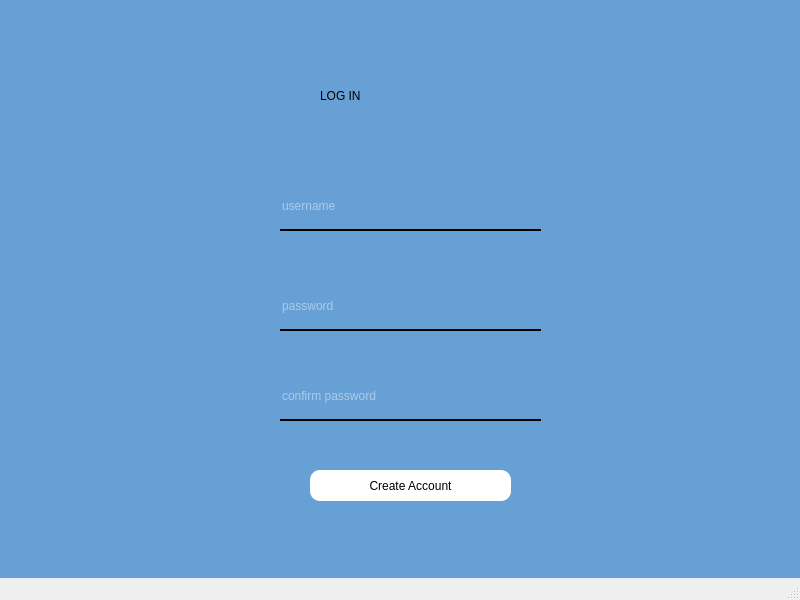
Above: Ui_Files/crew_signup.ui from edejeed/Movie-Ticketing before the change. Below: the same form after it.
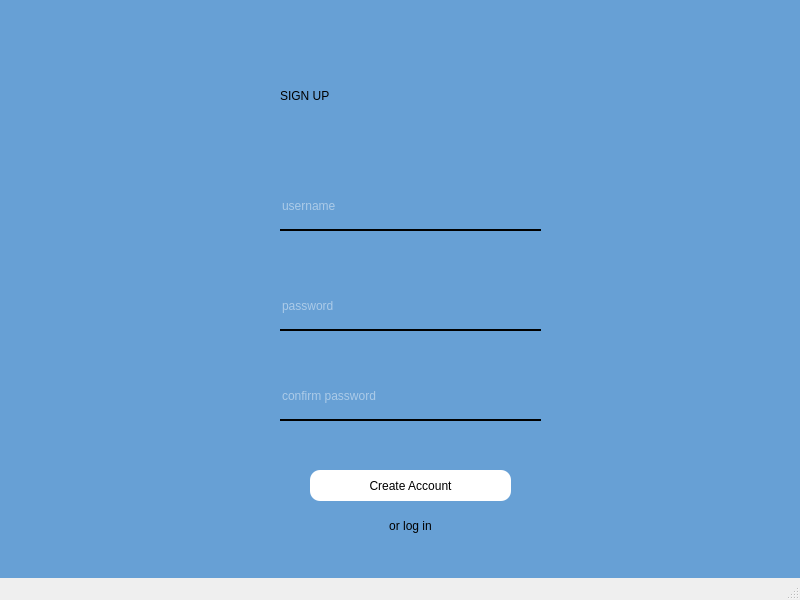
That is the form after the change.

```diff
--- a/Ui_Files/crew_signup.ui
+++ b/Ui_Files/crew_signup.ui
@@ -33,9 +33,9 @@
     <widget class="QLabel" name="label">
      <property name="geometry">
       <rect>
-       <x>350</x>
+       <x>310</x>
        <y>80</y>
-       <width>161</width>
+       <width>261</width>
        <height>91</height>
       </rect>
      </property>
@@ -45,7 +45,7 @@
 </string>
      </property>
      <property name="text">
-      <string>LOG IN</string>
+      <string>SIGN UP</string>
      </property>
     </widget>
     <widget class="QLineEdit" name="crew_user">
@@ -133,6 +133,37 @@
       <string>Create Account</string>
      </property>
     </widget>
+    <widget class="QPushButton" name="loginButton">
+     <property name="geometry">
+      <rect>
+       <x>340</x>
+       <y>540</y>
+       <width>201</width>
+       <height>31</height>
+      </rect>
+     </property>
+     <property name="styleSheet">
+      <string notr="true">QPushButton{
+background-color: white;
+text-size: 10px;
+border-radius: 10px;
+}
+
+QPushButton:hover{
+	color:rgb(73, 147, 221);
+	background-color: rgb(13, 27, 38);
+}
+#loginButton {
+background-color: TRANSPARENT;
+}
+#loginButton:hover{
+color: rgb(0, 0, 255);
+}</string>
+     </property>
+     <property name="text">
+      <string>or log in</string>
+     </property>
+    </widget>
    </widget>
   </widget>
   <widget class="QMenuBar" name="menubar">
```
